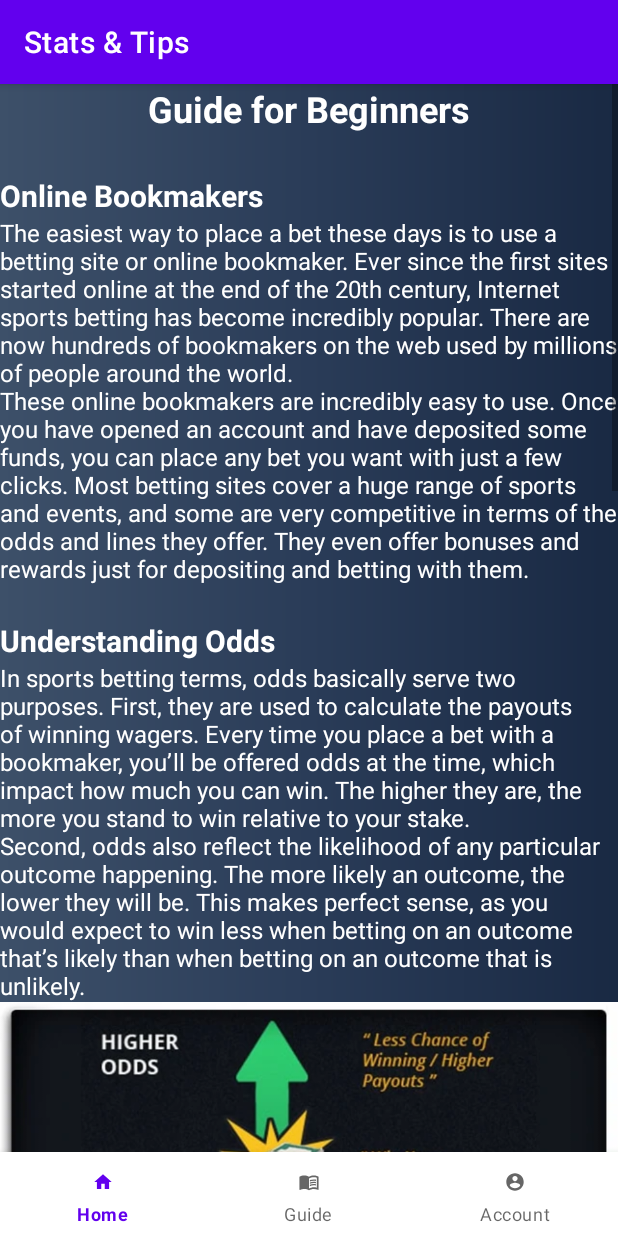
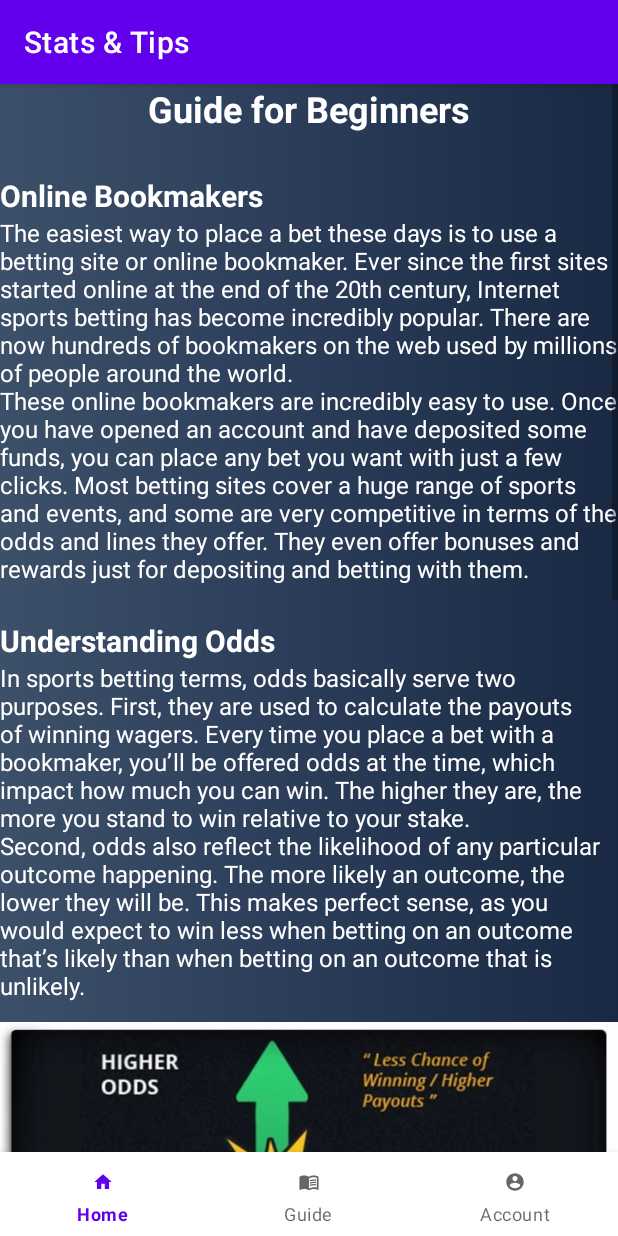
Before and after one commit to tomascandeias/StatsAndTips, an Android app: the fragment GuideFragment placed in its activity, on a phone screen of 412 x 824 dp. Run offline under Robolectric (Android 15) with nearby library versions, the light colour scheme and no system bars.

Commit message:
new HandlerDB and Guide fixed imageviews

```diff
--- a/StatsAndTips/app/src/main/java/ihc/p7/statstips/fragments/GuideFragment.java
+++ b/StatsAndTips/app/src/main/java/ihc/p7/statstips/fragments/GuideFragment.java
@@ -11,6 +11,7 @@ import android.view.LayoutInflater;
 import android.view.View;
 import android.view.ViewGroup;
 import android.widget.ImageView;
+import android.widget.LinearLayout;
 import android.widget.TextView;
 
 import ihc.p7.statstips.R;
@@ -68,11 +69,13 @@ public class GuideFragment extends Fragment {
         // Inflate the layout for this fragment
         View view = inflater.inflate(R.layout.fragment_guide, container, false);
 
-        int widthPixels = Resources.getSystem().getDisplayMetrics().widthPixels;
-        int heightPixels = Resources.getSystem().getDisplayMetrics().heightPixels;
+        ImageView howoddswork = view.findViewById(R.id.howoddswork);
+        final LinearLayout.LayoutParams layoutParams = (LinearLayout.LayoutParams) howoddswork.getLayoutParams();
+        layoutParams.setMargins(0, 20, 0, 0);
 
-        ImageView howoddswork = view.findViewById(R.id.howoddswork);
         ImageView decimalodds = view.findViewById(R.id.decimalodds);
+        final LinearLayout.LayoutParams layoutParams2 = (LinearLayout.LayoutParams) decimalodds.getLayoutParams();
+        layoutParams2.setMargins(0, 20, 0, 0);
 
         return view;
     }
--- a/StatsAndTips/app/src/main/res/layout/fragment_guide.xml
+++ b/StatsAndTips/app/src/main/res/layout/fragment_guide.xml
@@ -70,10 +70,10 @@
                 <ImageView
                     android:id="@+id/howoddswork"
                     android:layout_width="wrap_content"
-                android:layout_height="wrap_content"
+                    android:layout_height="249dp"
+                    android:paddingBottom="0px"
                     android:scaleType="fitStart"
-                android:paddingBottom="0px"
-                android:src="@drawable/howoddswork"/>
+                    android:src="@drawable/howoddswork" />
 
             <TextView
                 android:id="@+id/odds2"
@@ -88,10 +88,11 @@
                 <ImageView
                     android:id="@+id/decimalodds"
                     android:layout_width="wrap_content"
-                android:layout_height="wrap_content"
+                    android:layout_height="212dp"
+                    android:layout_gravity="center_horizontal"
                     android:paddingBottom="0px"
-                android:scaleType="fitStart"
-                android:src="@drawable/decimalodds"/>
+                    android:scaleType="fitXY"
+                    android:src="@drawable/decimalodds" />
 
             <!--TIPS-->
             <TextView
```
Also changed, not shown: StatsAndTips/app/src/main/java/ihc/p7/statstips/HandlerDB.java (added, +39 -0 lines), StatsAndTips/app/src/main/java/ihc/p7/statstips/Login.java (+4 -4 lines). Lines whose indentation alone changed are shown as unchanged.
